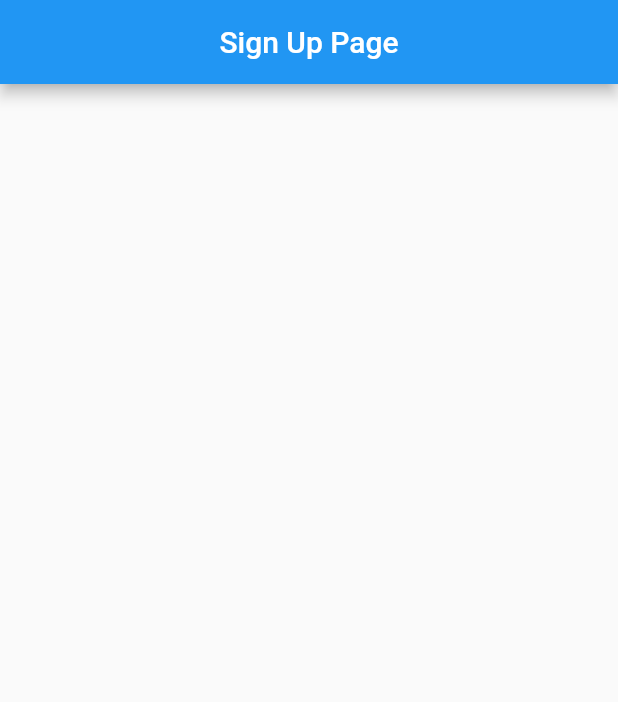
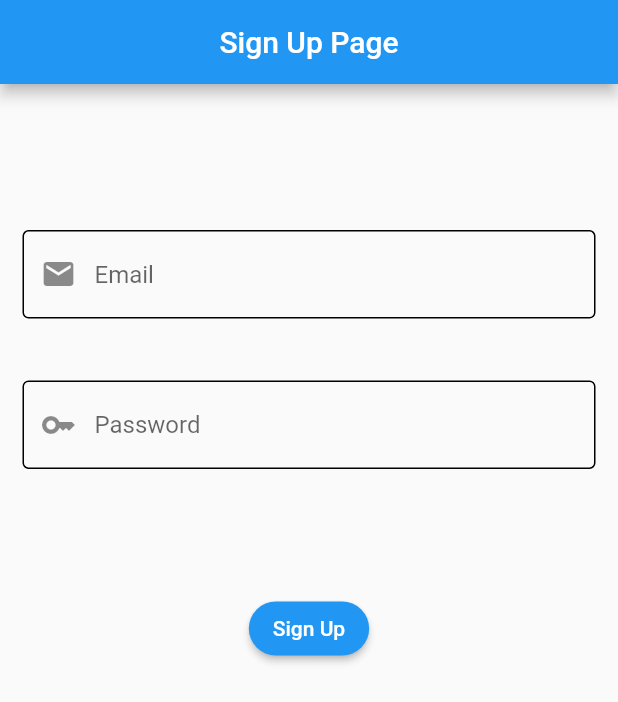
Before and after one commit to IamShahabAlam/Hello-API, a Flutter app: the screen it shows after launch, on a phone screen of 412 x 824 dp. Shown: the top 702 px of the screen. Run offline on Flutter 3.47's test engine with Material 2 defaults, Android fonts, the phone set to English and light mode, and no system bars; our stand-ins replace widget_and_text_animator.

Commit message:
signUp Page

```diff
--- a/lib/views/post/signup.dart
+++ b/lib/views/post/signup.dart
@@ -1,22 +1,54 @@
 import 'package:flutter/material.dart';
 import 'package:hello_api_app/components/appbar.dart';
+import 'package:hello_api_app/constants/constants.dart';
 
 class SignUpPage extends StatefulWidget {
-
   @override
   State<SignUpPage> createState() => _SignUpPageState();
 }
 
 class _SignUpPageState extends State<SignUpPage> {
+  TextEditingController emailController = TextEditingController();
+  TextEditingController passwordController = TextEditingController();
   @override
   Widget build(BuildContext context) {
+    HeightWidth(context);
     return Scaffold(
       appBar: appBar("Sign Up Page"),
-      body: Column(
-        children: [
+      body: SingleChildScrollView(
+        child: Padding(
+          padding: const EdgeInsets.all(15.0),
+          child: Column(
+            crossAxisAlignment: CrossAxisAlignment.center,
+            children: [
+              0.1.ph,
+              TextField(
+                controller: emailController,
+                decoration: const InputDecoration(
+                    enabled: true,
+                    enabledBorder: OutlineInputBorder(),
+                    prefixIcon: Icon(Icons.email),
+                    hintText: "Email"),
+              ),
+              0.05.ph,
+              TextField(
+                obscureText: true,
+                controller: passwordController,
+                decoration: const InputDecoration(
 
-
-        ],
+                    enabled: true,
+                    enabledBorder: OutlineInputBorder(),
+                    prefixIcon: Icon(Icons.key),
+                    hintText: "Password"),
+              ),
+              0.1.ph,
+              ElevatedButton(
+                  style: ElevatedButton.styleFrom(shape: StadiumBorder()),
+                  onPressed: () {},
+                  child: Text("Sign Up"))
+            ],
+          ),
+        ),
       ),
     );
   }
```
